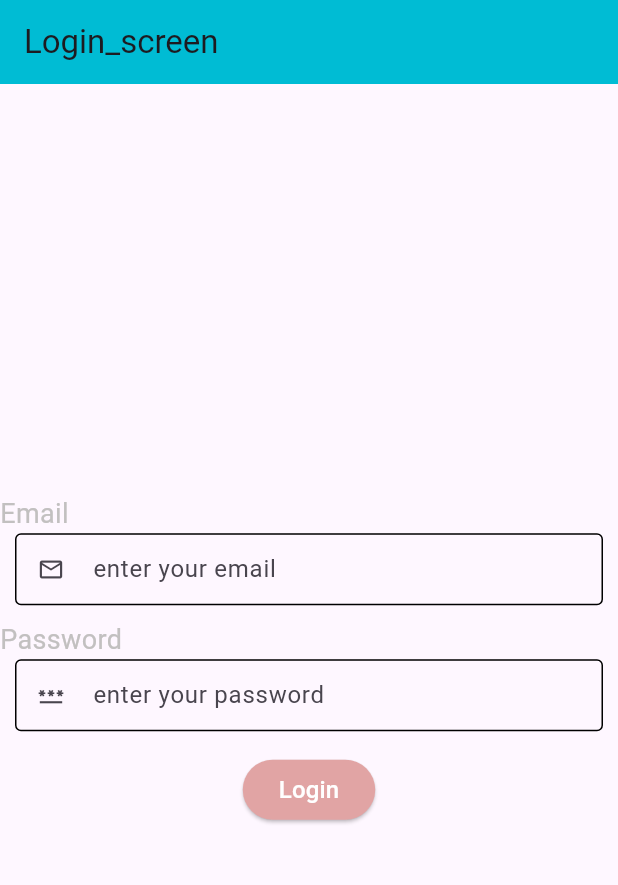
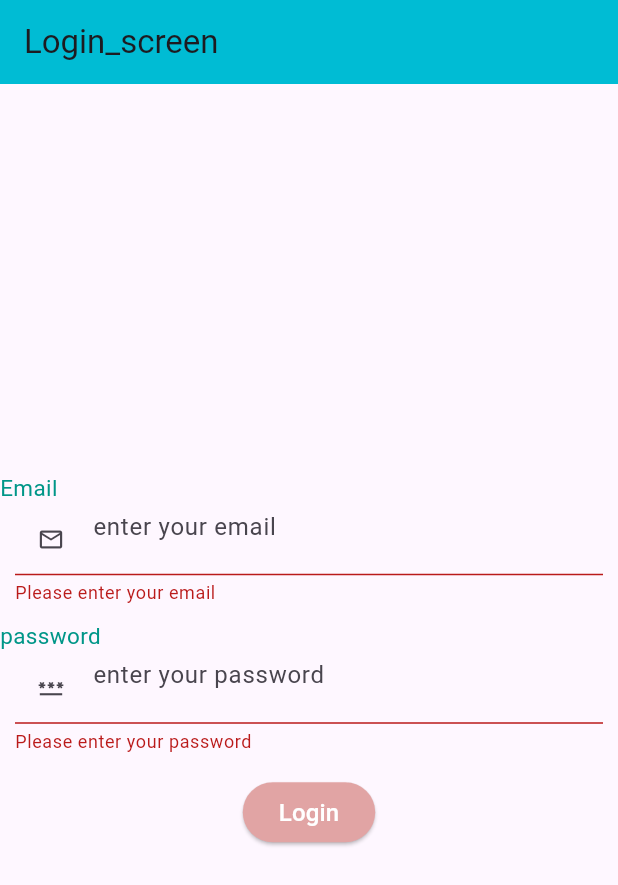
Before and after one commit to Afaque-A/android_setup_firebase, a Flutter app: the screen it shows after launch, after a tap on "Login", on a phone screen of 412 x 824 dp. Shown: the top 885 px of the screen. Run offline on Flutter 3.47's test engine with Material 3 defaults, Android fonts, the phone set to English and light mode, and no system bars; our stand-ins replace firebase_core, get, velocity_x; accounts and stored records are empty.

Commit message:
login screen complete

```diff
--- a/lib/components/textformfield.dart
+++ b/lib/components/textformfield.dart
@@ -1,29 +1,36 @@
 import 'package:android_setup_firebase/const/constant.dart';
 
-Widget textfield({String? title, String? hint, controllar, icons, required TextStyle style}) {
+Widget textfield({
+  String? title,
+  String? hint,
+  required TextEditingController? controllar,
+  required Icon? icons,
+  required TextStyle style,
+  required bool obscureText,
+  required String? Function(dynamic value) validate,
+}) {
   return Column(
     crossAxisAlignment: CrossAxisAlignment.start,
     children: [
-      title!.text.color(textFormFieldColor).size(18).make(),
+      if (title != null) title.text.color(Colors.teal).size(15).make(),
       Padding(
         padding: const EdgeInsets.symmetric(horizontal: 10),
         child: TextFormField(
           controller: controllar,
+          obscureText: obscureText,
+          style: style,
+          validator: validate, // Connect the validation logic here
           decoration: InputDecoration(
             prefixIcon: icons,
-
             hintText: hint,
-
-              // fillColor: textFormFieldColor,
-              // filled: true,
             isDense: true,
             enabledBorder: const OutlineInputBorder(
-                  borderSide: BorderSide(color: Colors.black)),
-              // border: UnderlineInputBorder(
-              //     borderSide: BorderSide(color: Colors.black)),
+              borderSide: BorderSide(color: Colors.black),
+            ),
             focusedBorder: const OutlineInputBorder(
               borderSide: BorderSide(color: Color(0xff5f5f5f)),
-              )),
+            ),
+          ),
         ),
       ),
       5.heightBox,
--- a/lib/main.dart
+++ b/lib/main.dart
@@ -16,7 +16,7 @@ class MyApp extends StatelessWidget {
   // This widget is the root of your application.
   @override
   Widget build(BuildContext context) {
-    return  GetMaterialApp(
+    return GetMaterialApp(
       debugShowCheckedModeBanner: false,
       title: 'Flutter Demo',
       theme: ThemeData(
--- a/lib/ui/auth/login_screen.dart
+++ b/lib/ui/auth/login_screen.dart
@@ -1,7 +1,6 @@
 import 'package:android_setup_firebase/components/login_buttons.dart';
 import 'package:android_setup_firebase/components/textformfield.dart';
 import 'package:android_setup_firebase/const/constant.dart';
-import 'package:flutter/material.dart';
 
 class LoginScreen extends StatefulWidget {
   const LoginScreen({super.key});
@@ -11,6 +10,8 @@ class LoginScreen extends StatefulWidget {
 }
 
 class _LoginScreenState extends State<LoginScreen> {
+  final _formKey = GlobalKey<FormState>();
+
   @override
   Widget build(BuildContext context) {
     return Scaffold(
@@ -19,34 +20,62 @@ class _LoginScreenState extends State<LoginScreen> {
         automaticallyImplyLeading: false,
         title: const Text('Login_screen'),
       ),
-      body: Column(
+      body: Form(
+        key: _formKey,
+        child: Column(
           crossAxisAlignment: CrossAxisAlignment.center,
           mainAxisAlignment: MainAxisAlignment.center,
           children: [
             textfield(
               title: 'Email',
-            style: TextStyle(color: Colors.black),
+              style: const TextStyle(color: Colors.black),
               hint: emailHint,
+              obscureText: false, // Email should not be obscured
               icons: const Icon(Icons.email_outlined),
+              validate: (value) {
+                if (value == null || value.isEmpty) {
+                  return 'Please enter your email';
+                }
+                return null;
+              },
+              controllar: TextEditingController(),
             ),
             5.heightBox,
             textfield(
-            title: 'Password',
-            style: TextStyle(color: Colors.green),
+              title: 'password',
+              style: const TextStyle(color: Colors.black),
               hint: passHint,
-            icons: const Icon(Icons.password),
+              obscureText: true, // Email should not be obscured
+              icons: const Icon(Icons.password_outlined),
+              validate: (value) {
+                if (value == null || value.isEmpty) {
+                  return 'Please enter your password';
+                }
+                return null;
+              },
+              controllar: TextEditingController(),
             ),
             10.heightBox,
             Center(
               child: loginButtons(
                 color: buttonColor,
                 title: 'Login',
-              onpress: () {},
+                onpress: () {
+                  FocusScope.of(context).unfocus();
+
+                  if (_formKey.currentState!.validate()) {
+                    print('Form is valid');
+                    // Proceed with login logic
+                  } else {
+                    print('Form is not valid');
+                  }
+                },
                 textColor: Colors.white,
               ),
             ),
           ],
         ),
+      ),
     );
   }
 }
```
Lines whose indentation alone changed are shown as unchanged.
